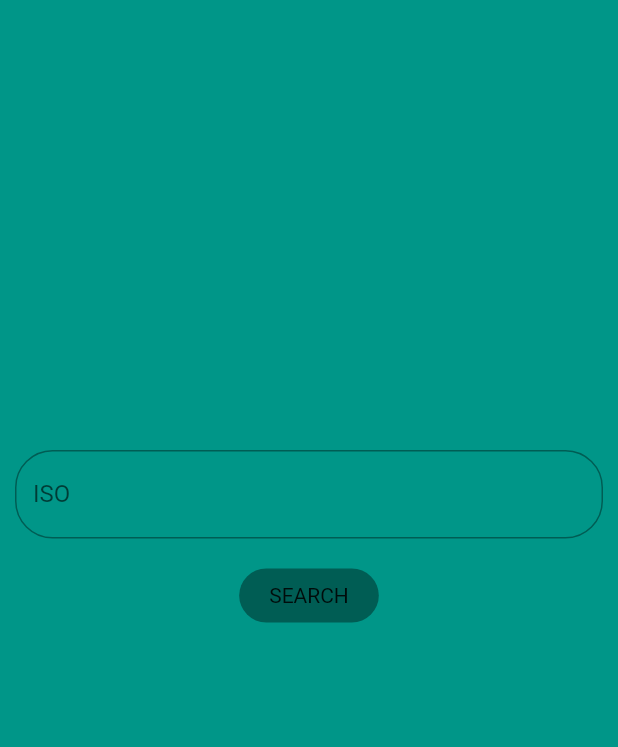
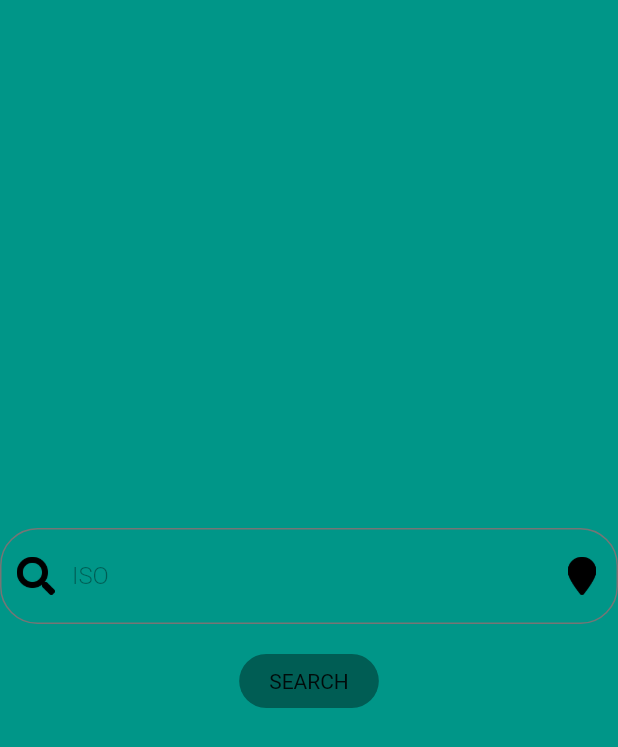
Before and after one commit to harsh-2024/ISO_codes_api_flutter, a Flutter app: the screen it shows after launch, on a phone screen of 412 x 824 dp. Shown: the top 747 px of the screen. Run offline on Flutter 3.47's test engine with Material 2 defaults, Android fonts, the phone set to English and light mode, and no system bars; our stand-ins replace flutter_progress_hud.

Commit message:
Final UI changes implemented

```diff
--- a/lib/main.dart
+++ b/lib/main.dart
@@ -1,3 +1,4 @@
+import 'dart:ui';
 import 'package:flutter/material.dart';
 import 'dart:convert';
 import 'api_networking.dart';
@@ -34,32 +35,40 @@ class _MyAppState extends State<MyApp> {
       child: Scaffold(
         backgroundColor: Colors.teal,
         body: Column(
+          mainAxisAlignment: MainAxisAlignment.center,
           children: [
-            Container(
-              margin: EdgeInsets.only(top: 300, left: 10, right: 10),
+            Center(
+              child: Expanded(
+                // margin: EdgeInsets.only(top: 300, left: 10, right: 10),
                 child: TextFormField(
+                  cursorColor: Colors.white12,
+                  style: TextStyle(
+                      color: Colors.white, fontWeight: FontWeight.w300),
                   focusNode: FocusNode(canRequestFocus: true),
                   onChanged: (value) => {inputISOquery = value.toUpperCase()},
                   decoration: InputDecoration(
+                      prefixIcon:
+                          Image.asset('images/search-solid.png', scale: 20),
+                      suffixIcon: Image.asset(
+                        'images/location-pin-solid.png',
+                        scale: 20,
+                      ),
                       focusColor: Colors.black38,
-                    enabled: true,
-                    fillColor: Colors.white24,
                       hintText: 'Enter the ISO code',
                       labelText: 'ISO',
-                    border: OutlineInputBorder(
+                      labelStyle: TextStyle(color: Colors.black38),
+                      focusedBorder: OutlineInputBorder(
+                          borderRadius: new BorderRadius.circular(45.0),
+                          borderSide: BorderSide(color: Colors.black26)),
+                      enabledBorder: OutlineInputBorder(
                           borderRadius: new BorderRadius.circular(25.0),
-                    )),
+                          borderSide: BorderSide(color: Colors.grey.shade600))),
+                ),
               ),
             ),
             SizedBox(
               height: 20,
             ),
-            // ElevatedButton(
-            //     onPressed: () => {
-            //           Navigator.push(context,
-            //               MaterialPageRoute(builder: (context) => Result()))
-            //         },
-            //     child: Text('SEARCH'))
             InkWell(
               onTap: () => Navigator.push(
                   context, MaterialPageRoute(builder: (context) => Result())),
@@ -76,11 +85,4 @@ class _MyAppState extends State<MyApp> {
       ),
     );
   }
-
-  // @override
-  // void initState() {
-  //   // TODO: implement initState
-  //   super.initState();
-  //   widget;
-  // }
 }
--- a/pubspec.yaml
+++ b/pubspec.yaml
@@ -61,9 +61,9 @@ flutter:
   uses-material-design: true
 
   # To add assets to your application, add an assets section, like this:
-  # assets:
-  #   - images/a_dot_burr.jpeg
-  #   - images/a_dot_ham.jpeg
+  assets:
+    - images/search-solid.png
+    - images/location-pin-solid.png
 
   # An image asset can refer to one or more resolution-specific "variants", see
   # https://flutter.dev/assets-and-images/#resolution-aware.
```
Also changed, not shown: lib/api_networking.dart (+44 -18 lines), images/location-pin-solid.png (added), images/search-solid.png (added). Lines whose indentation alone changed are shown as unchanged.
